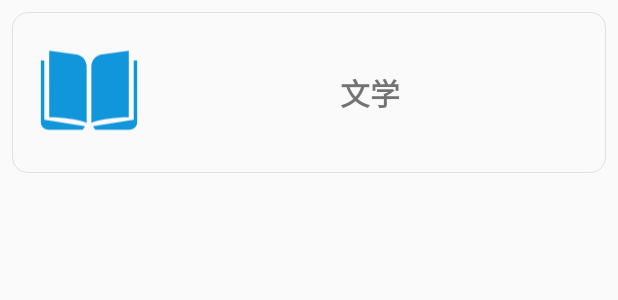
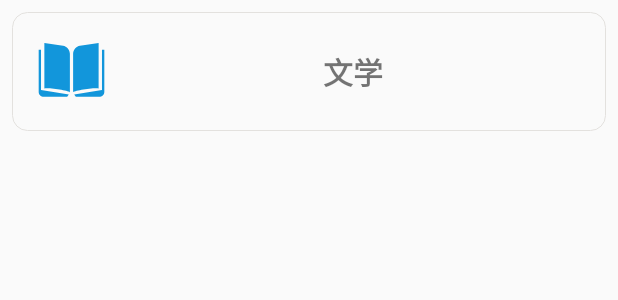
Before and after one commit to shuqian1/BookRecommendation, an Android app: the layout catalog_item.xml on its own in the app's theme, with its tools: preview values and no code run, on a phone screen of 412 x 824 dp. Shown: the top 300 px of the screen. Run offline under Robolectric (Android 15) with nearby library versions, the phone set to English and light mode, and no system bars; network calls fail.

Commit message:
fix textSize and loading view

```diff
--- a/app/src/main/java/com/thoughworks/bookrecommendation/ui/BookListFragment.kt
+++ b/app/src/main/java/com/thoughworks/bookrecommendation/ui/BookListFragment.kt
@@ -11,6 +11,7 @@ import androidx.recyclerview.widget.LinearLayoutManager
 import com.scwang.smartrefresh.layout.api.RefreshLayout
 import com.thoughworks.bookrecommendation.R
 import com.thoughworks.bookrecommendation.model.data.Book
+import com.thoughworks.bookrecommendation.model.entity.RecyclerViewEnum
 import com.thoughworks.bookrecommendation.viewmodel.BookListViewModel
 import com.thoughworks.bookrecommendation.viewmodel.BookListViewModelFactory
 import kotlinx.android.synthetic.main.book_list_fragment.view.*
@@ -35,6 +36,7 @@ class BookListFragment : Fragment() {
             emptyStateView = rootView.emptyView
             loadingStateView = rootView.loadingView
             adapter = bookAdapter
+            stateView = RecyclerViewEnum.LOADING
         }
 
         val bookViewModel =
--- a/app/src/main/java/com/thoughworks/bookrecommendation/ui/RecyclerViewEmptyLoadingSupport.kt
+++ b/app/src/main/java/com/thoughworks/bookrecommendation/ui/RecyclerViewEmptyLoadingSupport.kt
@@ -8,7 +8,7 @@ import com.thoughworks.bookrecommendation.model.entity.RecyclerViewEnum
 
 class RecyclerViewEmptyLoadingSupport : RecyclerView {
 
-    var stateView: RecyclerViewEnum? = RecyclerViewEnum.EMPTY_STATE
+    var stateView: RecyclerViewEnum? = RecyclerViewEnum.LOADING
         set(value) {
             field = value
             setState()
--- a/app/src/main/res/layout/book_list_fragment.xml
+++ b/app/src/main/res/layout/book_list_fragment.xml
@@ -75,8 +75,9 @@
 
         <ProgressBar
             android:id="@+id/loadingView"
-            android:layout_width="80dp"
-            android:layout_height="80dp"
+            style="?android:attr/progressBarStyle"
+            android:layout_width="wrap_content"
+            android:layout_height="wrap_content"
             android:indeterminate="true"
             app:layout_constraintBottom_toBottomOf="@+id/refreshLayout"
             app:layout_constraintEnd_toEndOf="@+id/refreshLayout"
--- a/app/src/main/res/layout/catalog_item.xml
+++ b/app/src/main/res/layout/catalog_item.xml
@@ -18,8 +18,8 @@
 
         <ImageView
             android:id="@+id/book"
-            android:layout_width="73dp"
-            android:layout_height="78dp"
+            android:layout_width="50dp"
+            android:layout_height="50dp"
             android:layout_marginStart="8dp"
             android:layout_marginLeft="8dp"
             android:layout_marginTop="8dp"
@@ -34,6 +34,10 @@
             android:id="@+id/catalog_text"
             android:layout_width="wrap_content"
             android:layout_height="wrap_content"
+            android:autoSizeMaxTextSize="20sp"
+            android:autoSizeMinTextSize="10sp"
+            android:autoSizeStepGranularity="1sp"
+            android:autoSizeTextType="uniform"
             android:text="@{catalog.catalog}"
             android:textSize="20sp"
             android:textStyle="bold"
```
Also changed, not shown: app/src/main/res/layout/details_fragment.xml (+5 -2 lines).
